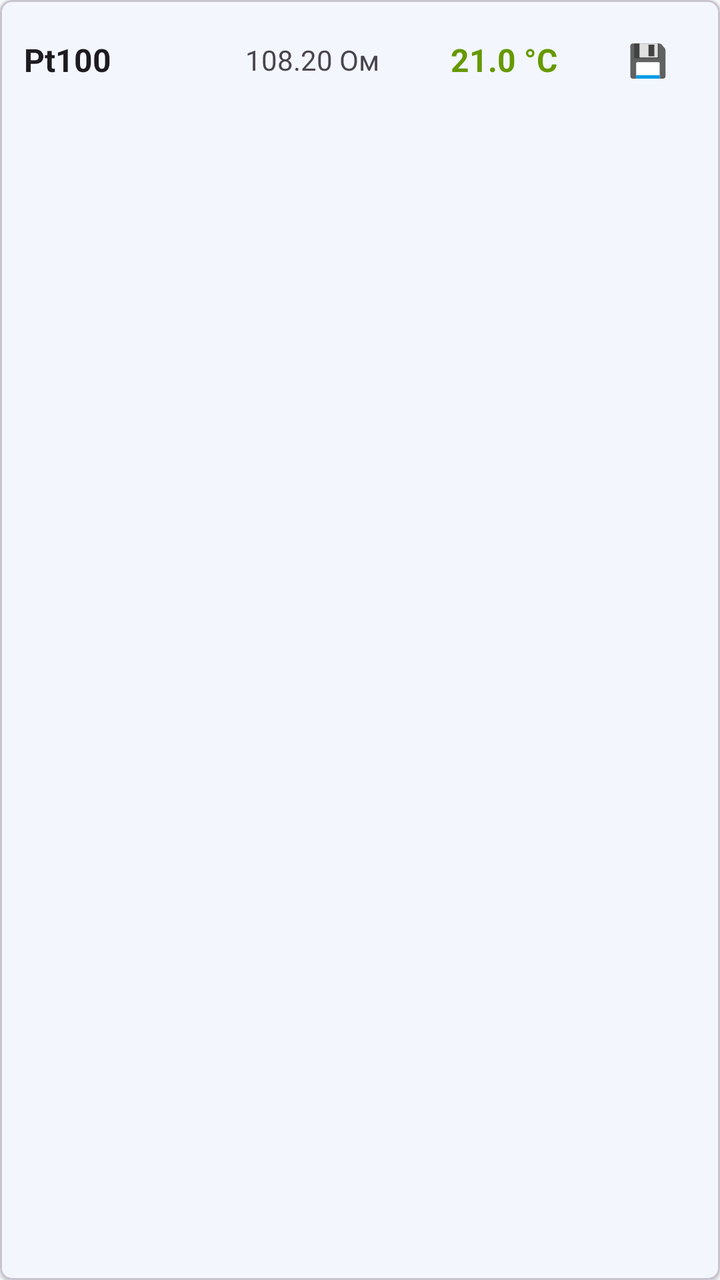
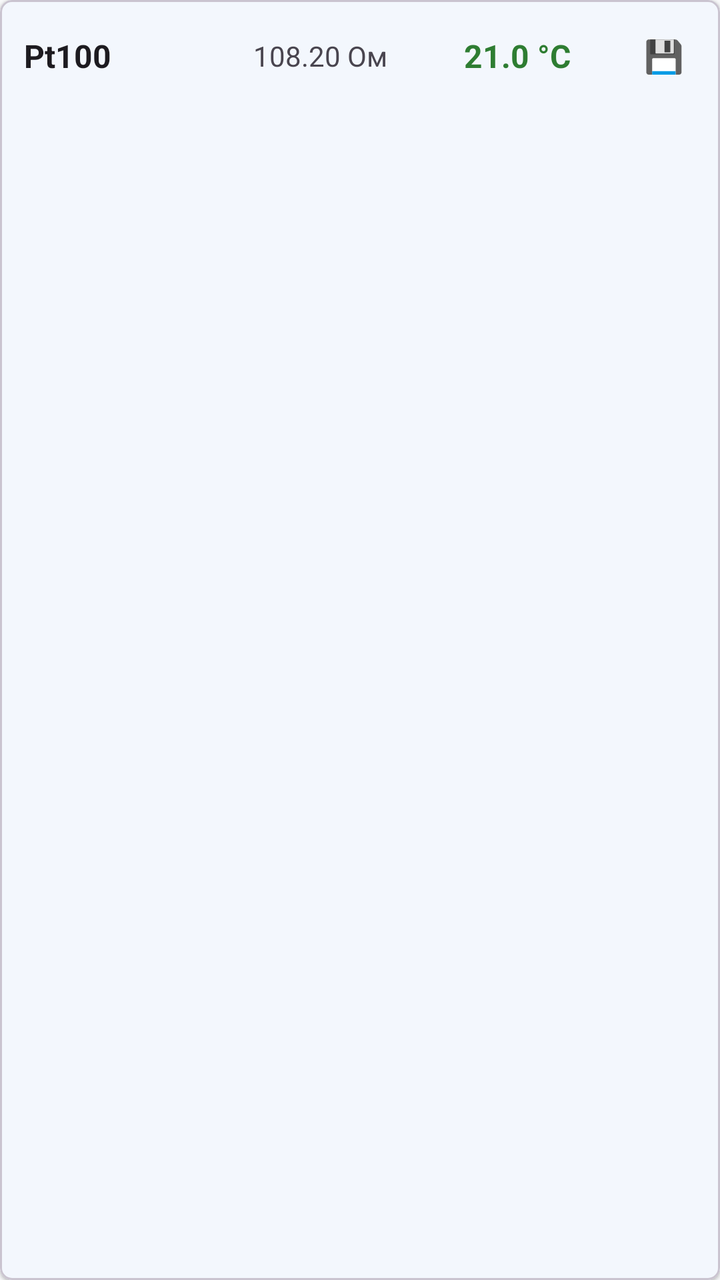

The first picture is an Android layout as it rendered before a commit; the second is the same layout after the commit. The layout source and the unified diff follow.
<!-- AndroidManifest.xml: application theme Theme.FocusApp -->
<!-- res/layout/item_temperature_result.xml -->
<?xml version="1.0" encoding="utf-8"?>
<com.google.android.material.card.MaterialCardView xmlns:android="http://schemas.android.com/apk/res/android"
    xmlns:app="http://schemas.android.com/apk/res-auto"
    android:layout_width="match_parent"
    android:layout_height="wrap_content"
    android:layout_marginBottom="4dp"
    app:cardElevation="1dp"
    app:cardCornerRadius="6dp">

    <LinearLayout
        android:layout_width="match_parent"
        android:layout_height="wrap_content"
        android:orientation="horizontal"
        android:padding="12dp"
        android:gravity="center_vertical">

        <TextView
            android:id="@+id/tvSensorName"
            android:layout_width="0dp"
            android:layout_height="wrap_content"
            android:layout_weight="1.5"
            android:text="Pt100"
            android:textSize="16sp"
            android:textStyle="bold"
            android:textColor="?android:attr/textColorPrimary" />

        <TextView
            android:id="@+id/tvValue"
            android:layout_width="0dp"
            android:layout_height="wrap_content"
            android:layout_weight="1.5"
            android:text="108.20 Ом"
            android:textSize="14sp"
            android:textColor="?android:attr/textColorSecondary"
            android:gravity="center" />

        <TextView
            android:id="@+id/tvTemperature"
            android:layout_width="0dp"
            android:layout_height="wrap_content"
            android:layout_weight="1.5"
            android:text="21.0 °C"
            android:textSize="16sp"
            android:textStyle="bold"
            android:textColor="@android:color/holo_green_dark"
            android:gravity="center" />

        <Button
            android:id="@+id/btnSave"
            android:layout_width="48dp"
            android:layout_height="36dp"
            android:text="💾"
            android:textSize="16sp"
            android:background="?attr/selectableItemBackgroundBorderless"
            android:padding="0dp" />

    </LinearLayout>

</com.google.android.material.card.MaterialCardView>
<!-- resources referenced by this layout -->
<resources>
  <style name="Theme.FocusApp" parent="Theme.Material3.DayNight.NoActionBar">
          
          <item name="colorPrimary">@color/primary</item>
          <item name="colorPrimaryContainer">@color/primary_container</item>
          <item name="colorSecondary">@color/secondary</item>
          <item name="colorTertiary">@color/tertiary</item>
  
          
          <item name="colorOnPrimary">@color/on_primary</item>
          <item name="colorOnSurface">@color/on_surface</item>
          <item name="colorOnSurfaceVariant">@color/on_surface_secondary</item>
  
          
          <item name="colorSurface">@color/surface</item>
          <item name="colorSurfaceVariant">@color/surface_variant</item>
          <item name="android:colorBackground">@color/background</item>
  
          
          <item name="android:statusBarColor">@color/status_bar</item>
  
          
          <item name="android:navigationBarColor">@color/surface</item>
  
          
          <item name="android:forceDarkAllowed" tools:targetApi="q">false</item>
      </style>
  <color name="primary">#1A73E8</color>
  <color name="primary_container">#D2E3FC</color>
  <color name="secondary">#03DAC6</color>
  <color name="tertiary">#FF6B6B</color>
  <color name="on_primary">#FFFFFF</color>
  <color name="on_surface">#202124</color>
  <color name="on_surface_secondary">#5F6368</color>
  <color name="surface">#FFFFFF</color>
  <color name="surface_variant">#F5F5F5</color>
  <color name="background">#F8F9FA</color>
  <color name="status_bar">#FFFFFF</color>
</resources>

<!-- the commit's change to res/layout/item_temperature_result.xml (unified diff, before → after) -->
@@ -11,7 +11,10 @@
         android:layout_width="match_parent"
         android:layout_height="wrap_content"
         android:orientation="horizontal"
-        android:padding="12dp"
+        android:paddingStart="12dp"
+        android:paddingEnd="4dp"
+        android:paddingTop="4dp"
+        android:paddingBottom="4dp"
         android:gravity="center_vertical">
 
         <TextView
@@ -42,13 +45,15 @@
             android:text="21.0 °C"
             android:textSize="16sp"
             android:textStyle="bold"
-            android:textColor="@android:color/holo_green_dark"
+            android:textColor="@color/temp_calc_temp"
             android:gravity="center" />
 
         <Button
             android:id="@+id/btnSave"
             android:layout_width="48dp"
-            android:layout_height="36dp"
+            android:layout_height="48dp"
+            android:minWidth="0dp"
+            android:minHeight="0dp"
             android:text="💾"
             android:textSize="16sp"
             android:background="?attr/selectableItemBackgroundBorderless"
<!-- resource entries referenced after the edit -->
@@ -1,5 +1,6 @@
 <!-- resources referenced by this layout -->
 <resources>
+  <color name="temp_calc_temp">#2E7D32</color>
   <style name="Theme.FocusApp" parent="Theme.Material3.DayNight.NoActionBar">
           
           <item name="colorPrimary">@color/primary</item>
